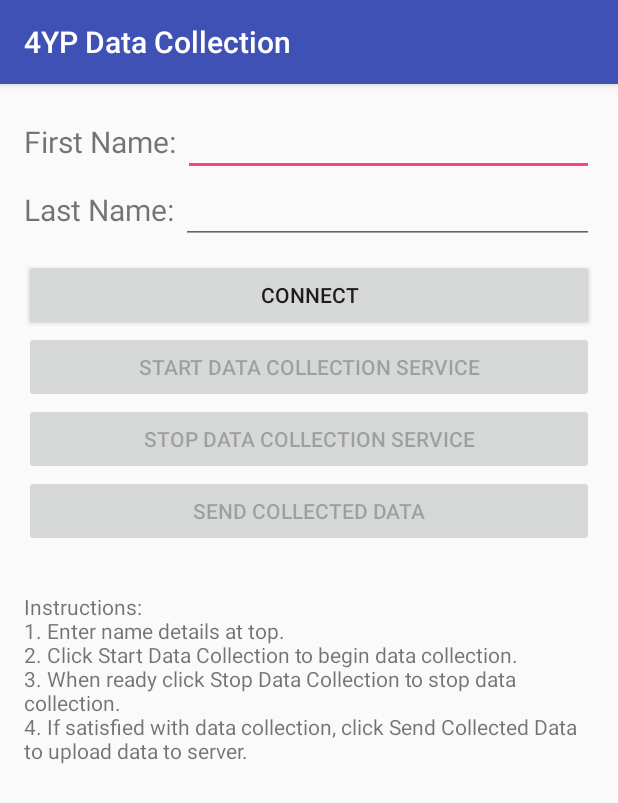
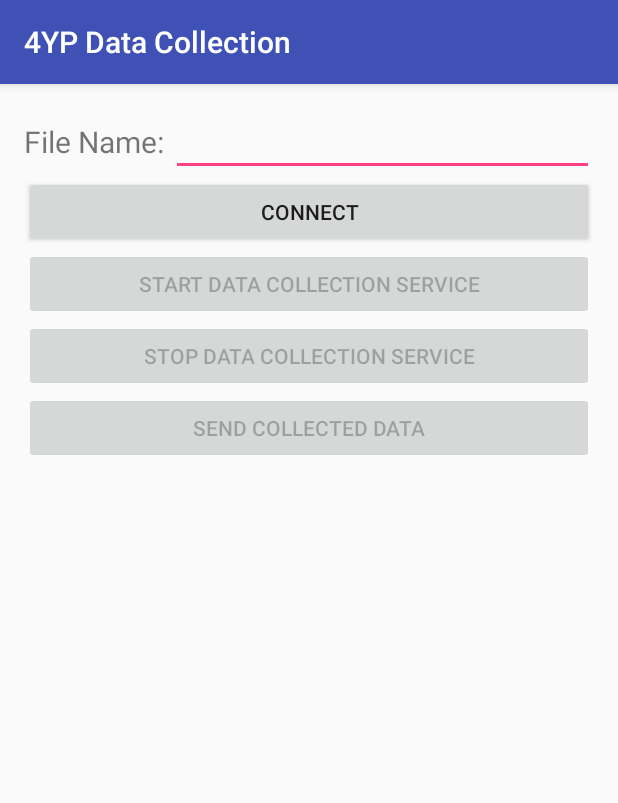
Before and after one commit to Oxford-step-counter/Data-Collection-Android-App, an Android app: the screen it shows after launch (MainActivity), on a phone screen of 412 x 824 dp. Shown: the top 803 px of the screen. Run offline under Robolectric (Android 15) with nearby library versions, the phone set to English and light mode, and no system bars; 1 statement that could not run was skipped.

Commit message:
chg: User names -> File name inputs

```diff
--- a/app/src/main/java/com/jamie/android/a4ypdatacollection/MainActivity.java
+++ b/app/src/main/java/com/jamie/android/a4ypdatacollection/MainActivity.java
@@ -23,7 +23,6 @@ import android.widget.EditText;
 import android.widget.Toast;
 
 import java.io.File;
-import java.io.FileNotFoundException;
 import java.io.FileOutputStream;
 import java.io.IOException;
 import java.io.OutputStreamWriter;
@@ -37,8 +36,7 @@ public class MainActivity extends AppCompatActivity implements BluetoothModule.B
     private Button mStopCollectionButton;
     private Button mSendDataButton;
     private Button mConnectButton;
-    private EditText mFirstNameEditText;
-    private EditText mLastNameEditTest;
+    private EditText mFileNameEditText;
 
     private SensorLogger mLogger;
     private SensorManager sensorManager;
@@ -46,8 +44,7 @@ public class MainActivity extends AppCompatActivity implements BluetoothModule.B
     private File filesDir;
     private String[] sensors;
 
-    private String firstName;
-    private String lastName;
+    private String fileName;
 
     private Handler mConnectedHandler;
     private ProgressDialog mConnectedDialog;
@@ -59,8 +56,7 @@ public class MainActivity extends AppCompatActivity implements BluetoothModule.B
     private static final String[] BLUETOOTH_PERMISSIONS = {Manifest.permission.BLUETOOTH, Manifest.permission.ACCESS_COARSE_LOCATION};
     private static final String LOG = "MainActivity";
     private static final String SERVER_URL = Server_Details.SERVER_URL;
-    private static final String SP_FIRST_NAME_KEY = "com.jamie.android.a4ypdatacollection.sp_first_name";
-    private static final String SP_LAST_NAME_KEY = "com.jamie.android.a4ypdatacollection.sp_last_name";
+    private static final String SP_FILE_NAME_KEY = "com.jamie.android.a4ypdatacollection.sp_first_name";
 
     @Override
     protected void onCreate(Bundle savedInstanceState) {
@@ -73,8 +69,7 @@ public class MainActivity extends AppCompatActivity implements BluetoothModule.B
 
         //Get name data.
         SharedPreferences sp = getPreferences(MODE_PRIVATE);
-        firstName = sp.getString(SP_FIRST_NAME_KEY, "");
-        lastName = sp.getString(SP_LAST_NAME_KEY, "");
+        fileName = sp.getString(SP_FILE_NAME_KEY, "");
 
 
         getPermissions();
@@ -157,13 +152,10 @@ public class MainActivity extends AppCompatActivity implements BluetoothModule.B
     }
 
     private void setUpEditText() {
-        mFirstNameEditText = (EditText) findViewById(R.id.first_name_edit_text);
-        mFirstNameEditText.setText(firstName);
+        mFileNameEditText = (EditText) findViewById(R.id.file_name_edit_text);
+        mFileNameEditText.setText(fileName);
 
-        mLastNameEditTest = (EditText) findViewById(R.id.last_name_edit_text);
-        mLastNameEditTest.setText(lastName);
-
-        mFirstNameEditText.addTextChangedListener(new TextWatcher() {
+        mFileNameEditText.addTextChangedListener(new TextWatcher() {
             @Override
             public void beforeTextChanged(CharSequence s, int start, int count, int after) {
 
@@ -179,37 +171,12 @@ public class MainActivity extends AppCompatActivity implements BluetoothModule.B
 
                 SharedPreferences sp = getPreferences(MODE_PRIVATE);
                 SharedPreferences.Editor editor = sp.edit();
-                editor.putString(SP_FIRST_NAME_KEY, s.toString());
+                editor.putString(SP_FILE_NAME_KEY, s.toString());
                 editor.commit();
-                firstName = s.toString();
-                Log.d(LOG, lastName);
+                fileName = s.toString();
             }
         });
 
-        mLastNameEditTest.addTextChangedListener(new TextWatcher() {
-            @Override
-            public void beforeTextChanged(CharSequence s, int start, int count, int after) {
-
-            }
-
-            @Override
-            public void onTextChanged(CharSequence s, int start, int before, int count) {
-
-            }
-
-            @Override
-            public void afterTextChanged(Editable s) {
-
-                SharedPreferences sp = getPreferences(MODE_PRIVATE);
-                SharedPreferences.Editor editor = sp.edit();
-                editor.putString(SP_LAST_NAME_KEY, s.toString());
-                editor.commit();
-
-                lastName = s.toString();
-                Log.d(LOG, lastName);
-
-            }
-        });
     }
 
     private void setUpButtons() {
@@ -252,13 +219,11 @@ public class MainActivity extends AppCompatActivity implements BluetoothModule.B
         mSendDataButton.setOnClickListener(new View.OnClickListener() {
             @Override
             public void onClick(View v) {
-                //Create zip file.
+
 
                 //Create name of zip: UUID + timestamp.
-                TelephonyManager tm = (TelephonyManager) getSystemService(Context.TELEPHONY_SERVICE);
                 Calendar c = Calendar.getInstance();
-                String zipName = firstName + "." + lastName + '.' + Utils.formatDate(c.getTime()) + ".zip";
-                Log.d(LOG, zipName);
+                String zipName = fileName + "." + Utils.formatDate(c.getTime()) + ".zip";
 
                 createMetadataFile(filesDir);
 
--- a/app/src/main/res/layout/activity_main.xml
+++ b/app/src/main/res/layout/activity_main.xml
@@ -17,30 +17,15 @@
     <TextView
         android:layout_width="wrap_content"
         android:layout_height="match_parent"
-        android:text="First Name: "
+        android:text="File Name: "
         android:gravity="center"
         android:textSize="20dp"/>
     <EditText
         android:layout_width="match_parent"
         android:layout_height="wrap_content"
-        android:id="@+id/first_name_edit_text"/>
+        android:id="@+id/file_name_edit_text"/>
     </LinearLayout>
 
-    <LinearLayout
-        android:layout_width="match_parent"
-        android:layout_height="wrap_content"
-        android:layout_marginBottom="10dp">
-        <TextView
-            android:layout_width="wrap_content"
-            android:layout_height="match_parent"
-            android:text="Last Name: "
-            android:gravity="center"
-            android:textSize="20dp"/>
-        <EditText
-            android:layout_width="match_parent"
-            android:layout_height="wrap_content"
-            android:id="@+id/last_name_edit_text"/>
-    </LinearLayout>
     <Button
         android:id = "@+id/connect_bluetooth_button"
         android:layout_width = "match_parent"
@@ -66,10 +51,4 @@
         android:text = "Send Collected Data"
         />
 
-    <TextView
-        android:layout_width = "match_parent"
-        android:layout_height = "wrap_content"
-        android:layout_marginTop="30dp"
-        android:text="@string/instructions"
-        />
 </LinearLayout>
```
